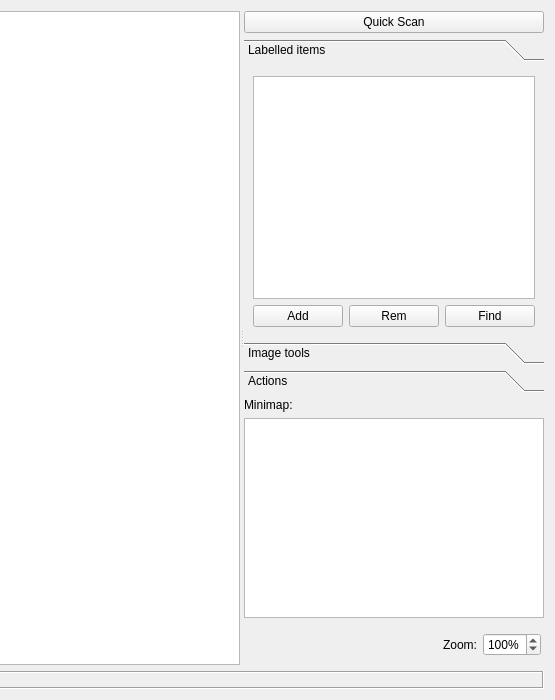
Old version of the form devel/displot_image.ui in the repository bjstarosta/displot; both pictures show x 445 to 1000 and y 0 to 700 of the 1000 by 700 pixel window.
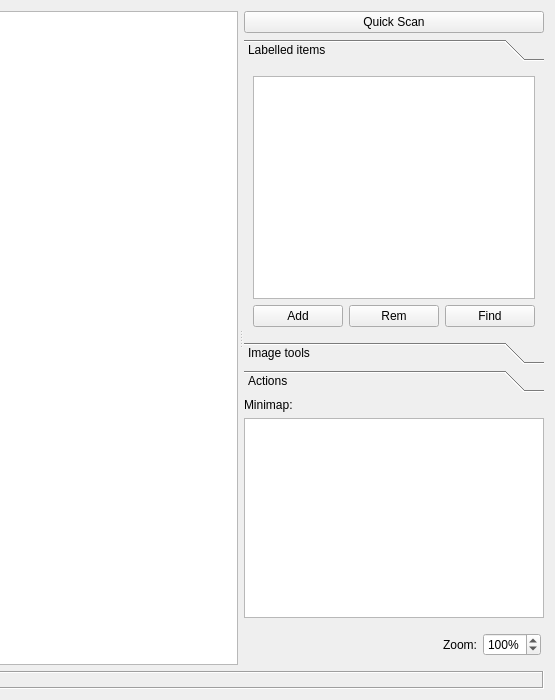
New version of the form. Custom widgets are drawn as their Qt base class.

Diff of the .ui file:
```diff
--- a/devel/displot_image.ui
+++ b/devel/displot_image.ui
@@ -28,9 +28,27 @@
        <verstretch>0</verstretch>
       </sizepolicy>
      </property>
+     <property name="frameShape">
+      <enum>QFrame::NoFrame</enum>
+     </property>
+     <property name="frameShadow">
+      <enum>QFrame::Plain</enum>
+     </property>
+     <property name="lineWidth">
+      <number>1</number>
+     </property>
+     <property name="midLineWidth">
+      <number>3</number>
+     </property>
      <property name="orientation">
       <enum>Qt::Horizontal</enum>
      </property>
+     <property name="opaqueResize">
+      <bool>true</bool>
+     </property>
+     <property name="handleWidth">
+      <number>6</number>
+     </property>
      <widget class="WorkImageView" name="imageView">
       <property name="sizePolicy">
        <sizepolicy hsizetype="MinimumExpanding" vsizetype="MinimumExpanding">
```
Left out of the diff: 24 changed lines with no effect on the pictures.
